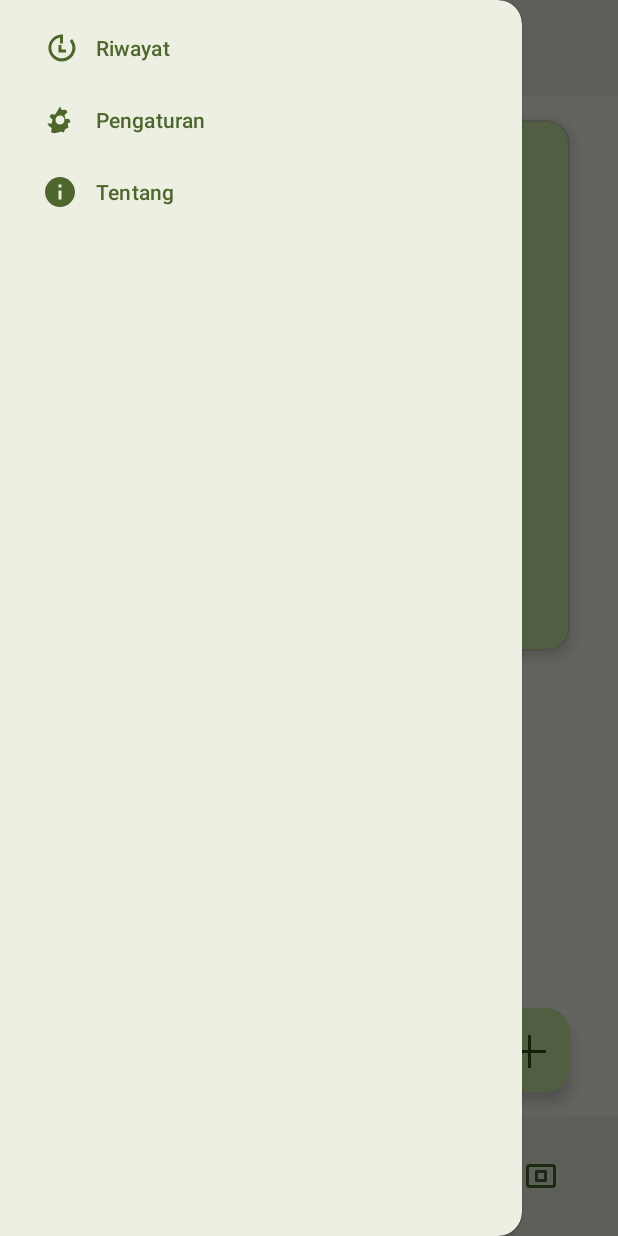
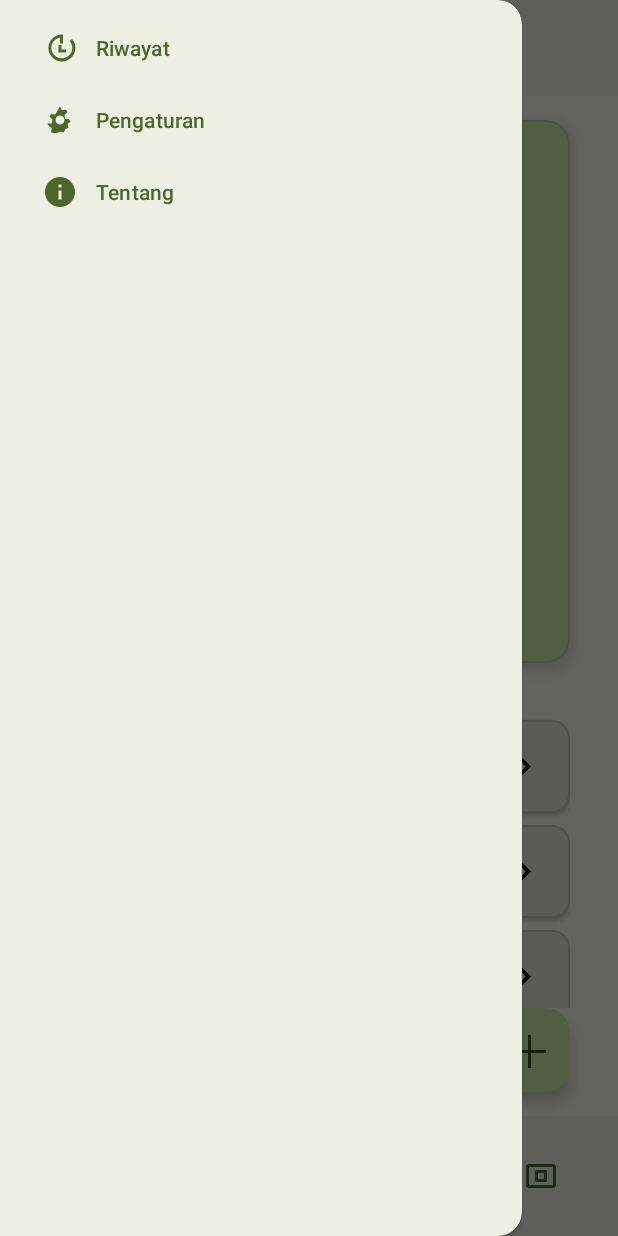
Before and after one commit to DevChildren/Material3, an Android app: the screen it shows after launch (MainActivity), with the side drawer open, on a phone screen of 412 x 824 dp. Run offline under Robolectric (Android 15) with nearby library versions, the phone set to English and light mode, and no system bars; libraries missing offline, so code that uses them is left out: com.github.mikephil.charting; plain views replace BarChart; 35 statements that could not run were skipped.

Commit message:
menambahkan list home

```diff
--- a/app/src/main/java/com/develite/pro/HomeFragment.java
+++ b/app/src/main/java/com/develite/pro/HomeFragment.java
@@ -21,8 +21,11 @@ import com.github.mikephil.charting.data.BarEntry;
 import com.github.mikephil.charting.interfaces.datasets.IBarDataSet;
 import com.github.mikephil.charting.utils.ColorTemplate;
 
+import java.util.List;
 import java.util.ArrayList;
-
+import java.util.Arrays;
+import androidx.recyclerview.widget.LinearLayoutManager;
+import androidx.recyclerview.widget.RecyclerView;
 
 
 public class HomeFragment extends Fragment {
@@ -50,6 +53,19 @@ public class HomeFragment extends Fragment {
         fabEstimasi = view.findViewById(R.id.fab_estimasi);
         fabMaterial = view.findViewById(R.id.fab_material);
 
+          RecyclerView recyclerView = view.findViewById(R.id.rv_proyek);
+          LinearLayoutManager layoutManager = new LinearLayoutManager(getContext(), LinearLayoutManager.VERTICAL, false);
+          recyclerView.setLayoutManager(layoutManager);
+
+          // Data proyek
+          List<String> listProyek = Arrays.asList("Proyek A", "Proyek B", "Proyek C");
+
+          // Set adapter
+          ProyekAdapter adapter = new ProyekAdapter(listProyek);
+          recyclerView.setAdapter(adapter);
+
+
+
         fabMain.setOnClickListener(v -> toggleFabMenu());
 
         return view;
@@ -62,7 +78,9 @@ public class HomeFragment extends Fragment {
             hideFab(fabEstimasi);
             hideFab(fabMaterial);
             fabMain.setImageResource(R.drawable.ic_add);
+            fabMain.setBackgroundColor(R.color.md_theme_primary);
         } else {
+            fabMain.setBackgroundColor(R.color.md_theme_secondary);
             showFab(fabAdd, 1);
             showFab(fabEdit, 2);
             showFab(fabEstimasi, 3);
@@ -119,13 +137,13 @@ public class HomeFragment extends Fragment {
         proyekEntries.add(new BarEntry(3, 8000));
         progressEntries.add(new BarEntry(3, 3000));
 
-        BarDataSet biayaDataSet = new BarDataSet(biayaEntries, "Estimasi Biaya");
+        BarDataSet biayaDataSet = new BarDataSet(biayaEntries, "Estimasi");
         biayaDataSet.setColors(ColorTemplate.COLORFUL_COLORS);
 
-        BarDataSet materialDataSet = new BarDataSet(materialEntries, "Kalkulator Material");
+        BarDataSet materialDataSet = new BarDataSet(materialEntries, "Material");
         materialDataSet.setColors(ColorTemplate.LIBERTY_COLORS);
 
-        BarDataSet proyekDataSet = new BarDataSet(proyekEntries, "Manajemen Proyek");
+        BarDataSet proyekDataSet = new BarDataSet(proyekEntries, "Proyek");
         proyekDataSet.setColors(ColorTemplate.PASTEL_COLORS);
 
         BarDataSet progressDataSet = new BarDataSet(progressEntries, "Progress");
--- /dev/null
+++ b/app/src/main/java/com/develite/pro/ProyekAdapter.java
@@ -0,0 +1,45 @@
+package com.develite.pro;
+
+import android.content.Context;
+import android.view.LayoutInflater;
+import android.view.View;
+import android.view.ViewGroup;
+import android.widget.ImageView;
+import android.widget.TextView;
+import androidx.annotation.NonNull;
+import androidx.recyclerview.widget.RecyclerView;
+import java.util.List;
+
+public class ProyekAdapter extends RecyclerView.Adapter<ProyekAdapter.ViewHolder> {
+    private List<String> dataList;
+
+    public ProyekAdapter(List<String> dataList) {
+        this.dataList = dataList;
+    }
+
+    @NonNull
+    @Override
+    public ViewHolder onCreateViewHolder(@NonNull ViewGroup parent, int viewType) {
+        View view = LayoutInflater.from(parent.getContext()).inflate(R.layout.item_proyek, parent, false);
+        return new ViewHolder(view);
+    }
+
+    @Override
+    public void onBindViewHolder(@NonNull ViewHolder holder, int position) {
+        holder.tvNama.setText(dataList.get(position));
+    }
+
+    @Override
+    public int getItemCount() {
+        return dataList.size();
+    }
+
+    public static class ViewHolder extends RecyclerView.ViewHolder {
+        TextView tvNama;
+
+        public ViewHolder(View itemView) {
+            super(itemView);
+            tvNama = itemView.findViewById(R.id.tv_proyek_nama);
+        }
+    }
+}
--- /dev/null
+++ b/app/src/main/res/drawable/ic_arrow_next.xml
@@ -0,0 +1,9 @@
+<vector xmlns:android="http://schemas.android.com/apk/res/android"
+    android:width="24dp"
+    android:height="24dp"
+    android:viewportWidth="24"
+    android:viewportHeight="24">
+    <path
+        android:fillColor="?attr/colorOnSurface"
+        android:pathData="M8.59,16.59L13.17,12L8.59,7.41L10,6l6,6l-6,6L8.59,16.59z"/>
+</vector>
--- /dev/null
+++ b/app/src/main/res/drawable/ic_arrow_preview.xml
@@ -0,0 +1,9 @@
+<vector xmlns:android="http://schemas.android.com/apk/res/android"
+    android:width="24dp"
+    android:height="24dp"
+    android:viewportWidth="24"
+    android:viewportHeight="24">
+    <path
+        android:fillColor="?attr/colorOnSurface"
+        android:pathData="M15.41,16.59L10.83,12l4.58-4.59L14,6l-6,6l6,6L15.41,16.59z"/>
+</vector>
--- a/app/src/main/res/layout/activity_main.xml
+++ b/app/src/main/res/layout/activity_main.xml
@@ -24,7 +24,7 @@
                 android:layout_width="match_parent"
                 android:layout_height="?attr/actionBarSize"
                 android:background="?attr/colorSurfaceContainer"
-                app:title="Kalkulator Material"
+                app:title="KONTOL KAMBING"
                 app:titleTextAppearance="@style/CustomTitleLarge"
                 app:navigationIcon="@drawable/ic_menu"
                 app:menu="@menu/main_menu"/>
--- a/app/src/main/res/layout/fragment_home.xml
+++ b/app/src/main/res/layout/fragment_home.xml
@@ -29,7 +29,8 @@
         <TextView
             android:layout_width="wrap_content"
             android:layout_height="wrap_content"
-            android:text="Progress proyek"
+            android:layout_marginBottom="8dp"
+            android:text="Progress"
             android:textColor="?attr/colorOnPrimaryContainer"
             android:textSize="16sp"
             android:textStyle="bold"/>
@@ -48,6 +49,9 @@
         android:id="@+id/rv_proyek"
         android:layout_width="match_parent"
         android:layout_height="0dp"
+        android:layout_marginTop="30dp"
+        android:paddingLeft="16dp"
+        android:paddingRight="16dp"
         app:layout_constraintTop_toBottomOf="@+id/card_saldo"
         app:layout_constraintBottom_toTopOf="@id/fab_add_proyek"
         app:layout_constraintStart_toStartOf="parent"
--- /dev/null
+++ b/app/src/main/res/layout/item_proyek.xml
@@ -0,0 +1,34 @@
+<?xml version="1.0" encoding="utf-8"?>
+<com.google.android.material.card.MaterialCardView xmlns:android="http://schemas.android.com/apk/res/android"
+    xmlns:app="http://schemas.android.com/apk/res-auto"
+    android:layout_width="match_parent"
+    android:layout_height="wrap_content"
+    android:layout_marginTop="8dp"
+    android:padding="16dp"
+    app:cardCornerRadius="12dp"
+    app:cardElevation="2dp">
+
+    <LinearLayout
+    android:layout_width="match_parent"
+    android:layout_height="wrap_content"
+    android:padding="16dp"
+    android:orientation="horizontal"
+    android:gravity="center_vertical">
+
+    <TextView
+        android:id="@+id/tv_proyek_nama"
+        android:layout_width="0dp"
+        android:layout_height="wrap_content"
+        android:layout_weight="1"
+        android:textSize="18sp"
+        android:textColor="?attr/colorOnSurface"
+        android:textStyle="bold" />
+
+    <ImageView
+        android:id="@+id/tv_proyek_ic"
+        android:layout_width="30dp"
+        android:layout_height="30dp"
+        android:src="@drawable/ic_arrow_next"/>
+</LinearLayout>
+
+</com.google.android.material.card.MaterialCardView>
--- a/app/src/main/res/values/strings.xml
+++ b/app/src/main/res/values/strings.xml
@@ -1,3 +1,3 @@
 <resources>
-    <string name="app_name">Develite Pro</string>
+    <string name="app_name">KONTOL</string>
 </resources>
```
Also changed, not shown: 32 other files.
